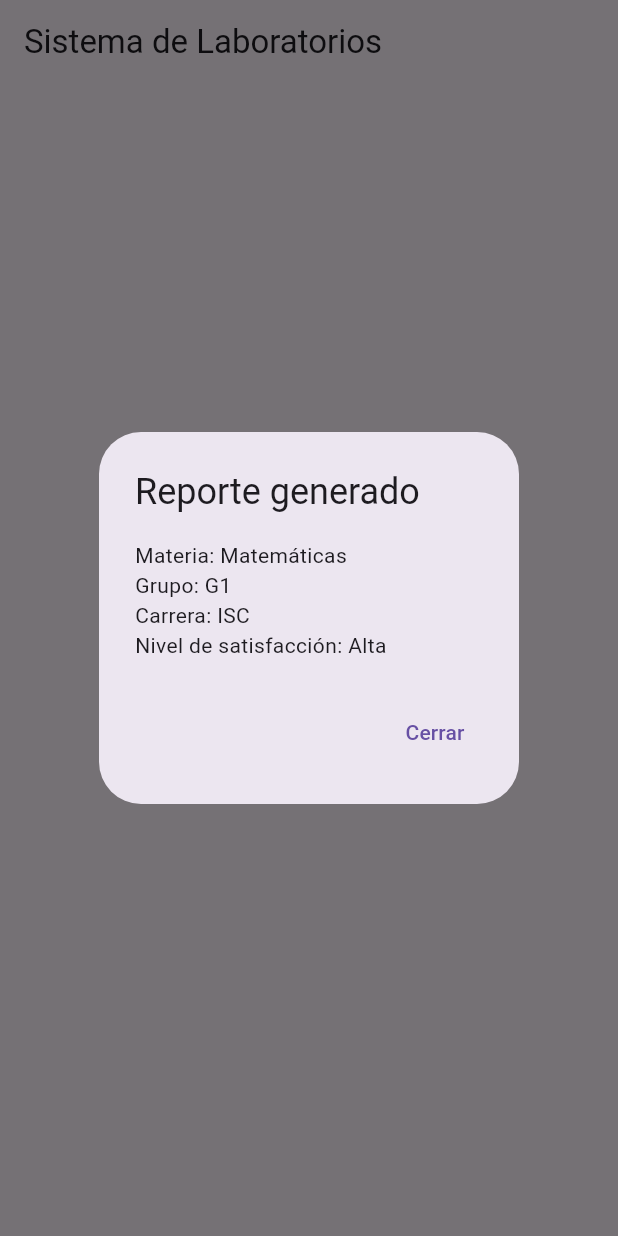
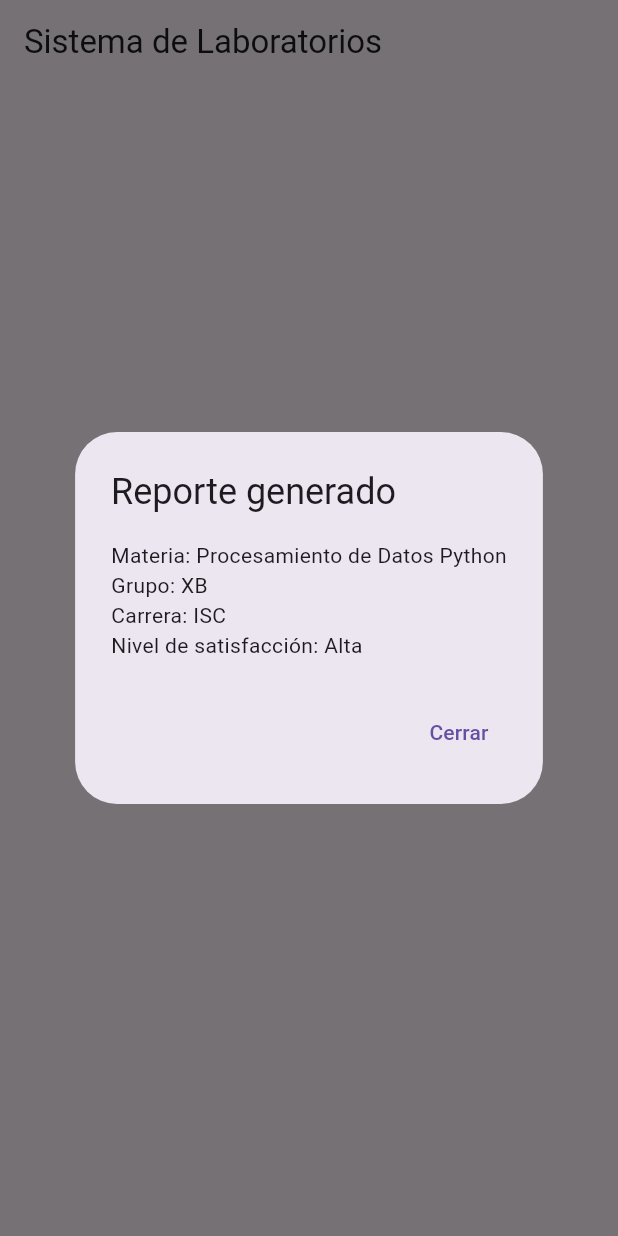
Before and after one commit to MigueV10/Proyect-Flutter, a Flutter app: the screen it shows after launch, after a tap on "Generar reporte (Admin)", on a phone screen of 412 x 824 dp. Run offline on Flutter 3.47's test engine with Material 3 defaults, Android fonts, the phone set to English and light mode, and no system bars.

Commit message:
Falta por revisar

```diff
--- a/dominios/lib/main.dart
+++ b/dominios/lib/main.dart
@@ -56,8 +56,8 @@
                   listen: false,
                 );
                 final reporteSatisfaccion = adminProvider.generarReporte(
-                  "Matemáticas",
-                  "G1",
+                  "Procesamiento de Datos Python",
+                  "XB",
                   "ISC",
                 );
                 print("ok");
```
